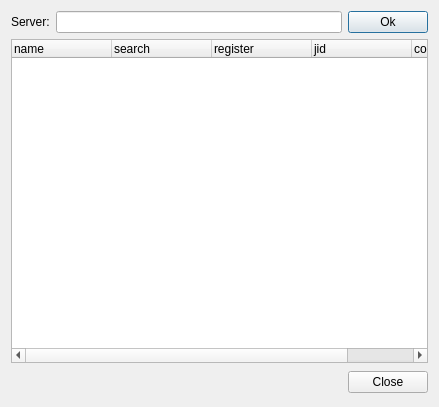
Qt form widgets/servicediscovery.ui (xmpp-graveyard/jabbim) before a commit.
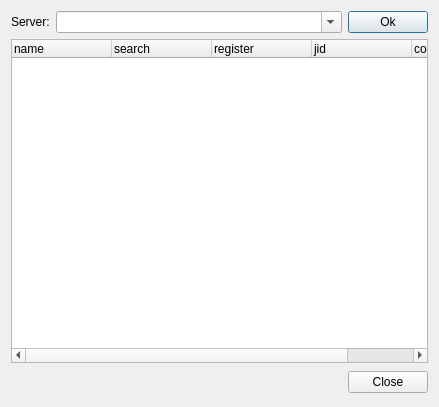
The same form after that commit.

Diff of the .ui file:
```diff
--- a/widgets/servicediscovery.ui
+++ b/widgets/servicediscovery.ui
@@ -23,7 +23,17 @@
       </widget>
      </item>
      <item>
-      <widget class="QLineEdit" name="server" />
+      <widget class="QComboBox" name="server" >
+       <property name="sizePolicy" >
+        <sizepolicy vsizetype="Fixed" hsizetype="Expanding" >
+         <horstretch>0</horstretch>
+         <verstretch>0</verstretch>
+        </sizepolicy>
+       </property>
+       <property name="editable" >
+        <bool>true</bool>
+       </property>
+      </widget>
      </item>
      <item>
       <widget class="QPushButton" name="reload" >
```
